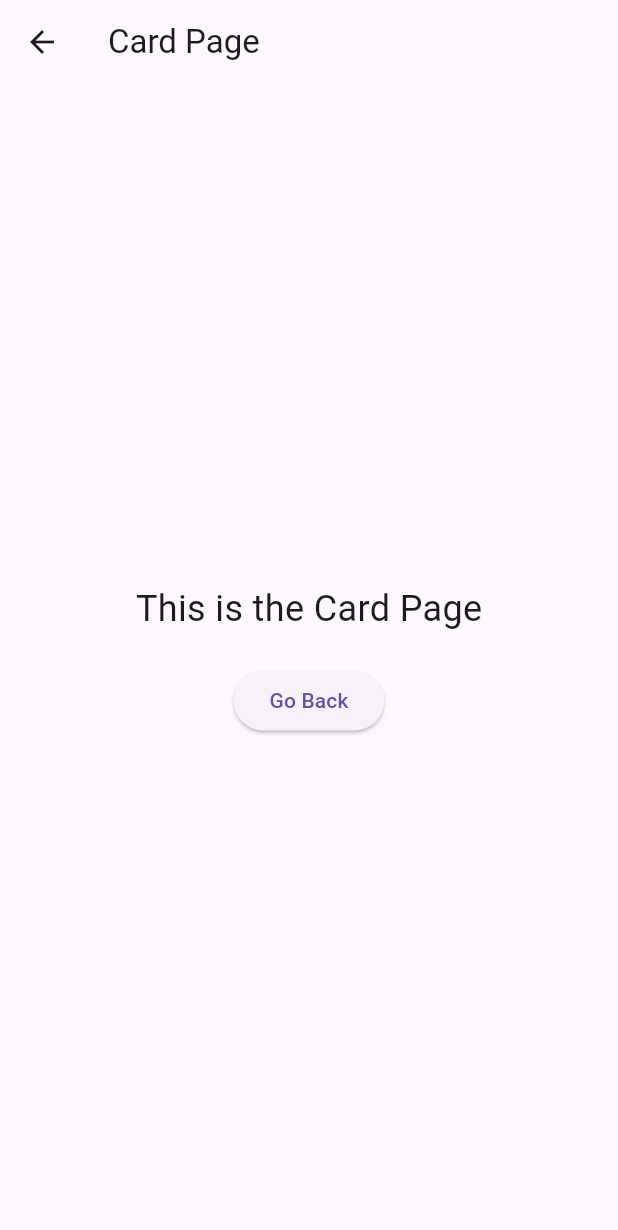
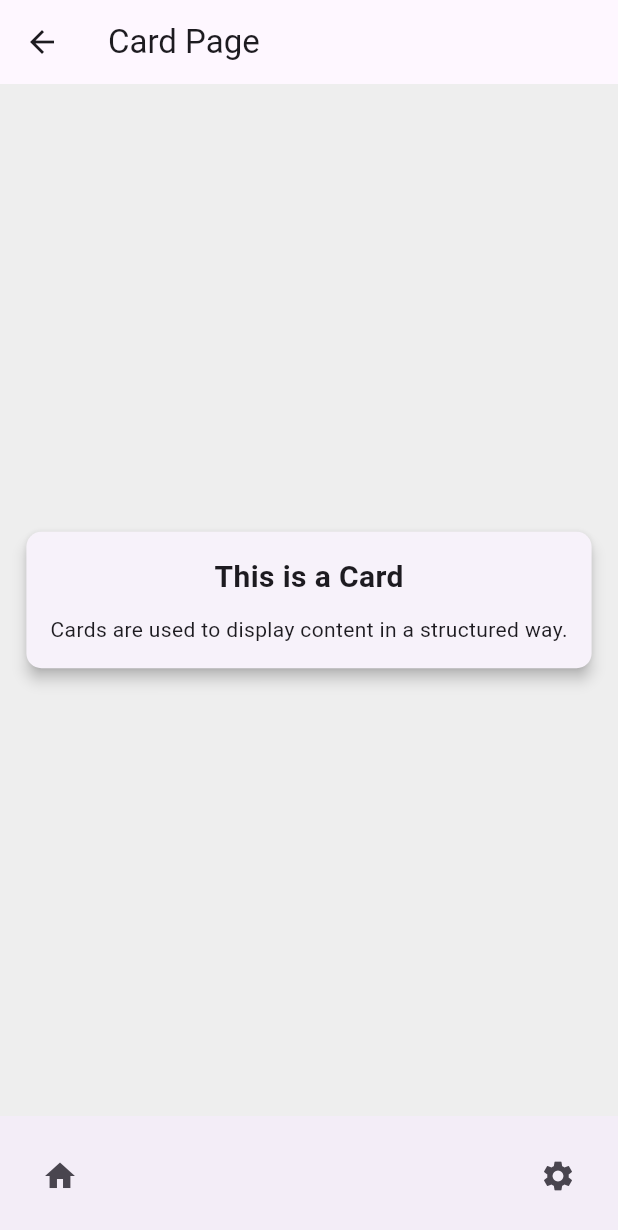
Before and after one commit to Mohamedko5/BankApp, a Flutter app: the CardPage screen opened directly, on a phone screen of 412 x 824 dp. Shown: the top 1230 px of the screen. Run offline on Flutter 3.47's test engine with Material 3 defaults, Android fonts, the phone set to English and light mode, and no system bars; our stand-ins replace animated_bottom_navigation_bar, flutter_vector_icons; network calls fail.

Commit message:
Initial commit

```diff
--- a/lib/pages/card_page.dart
+++ b/lib/pages/card_page.dart
@@ -13,16 +13,45 @@ class _CardPageState extends State<CardPage> {
     return Scaffold(
       appBar: AppBar(title: const Text('Card Page')),
       body: Center(
-        child: Column(
-          mainAxisAlignment: MainAxisAlignment.center,
+        child: Card(
+          elevation: 4.0,
+          shape: RoundedRectangleBorder(
+            borderRadius: BorderRadius.circular(10.0),
+          ),
+          child: Padding(
+            padding: const EdgeInsets.all(16.0),
+            child: Column(
+              mainAxisSize: MainAxisSize.min,
+              children: <Widget>[
+                const Text(
+                  'This is a Card',
+                  style: TextStyle(fontSize: 20, fontWeight: FontWeight.bold),
+                ),
+                const SizedBox(height: 10),
+                const Text(
+                  'Cards are used to display content in a structured way.',
+                ),
+              ],
+            ),
+          ),
+        ),
+      ),
+      backgroundColor: Colors.grey[200],
+      bottomNavigationBar: BottomAppBar(
+        child: Row(
+          mainAxisAlignment: MainAxisAlignment.spaceBetween,
           children: <Widget>[
-            const Text('This is the Card Page', style: TextStyle(fontSize: 24)),
-            SizedBox(height: 20),
-            ElevatedButton(
+            IconButton(
+              icon: const Icon(Icons.home),
               onPressed: () {
-                Navigator.pop(context);
+                // Navigate to home
               },
-              child: const Text('Go Back'),
+            ),
+            IconButton(
+              icon: const Icon(Icons.settings),
+              onPressed: () {
+                // Navigate to settings
+              },
             ),
           ],
         ),
```
